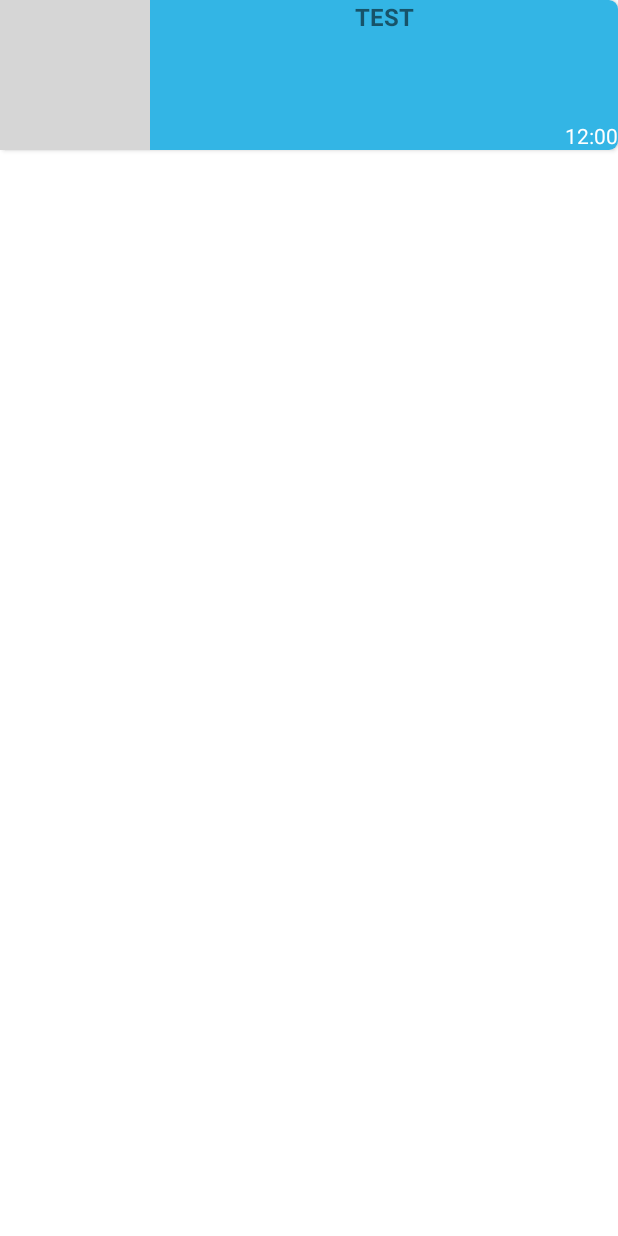
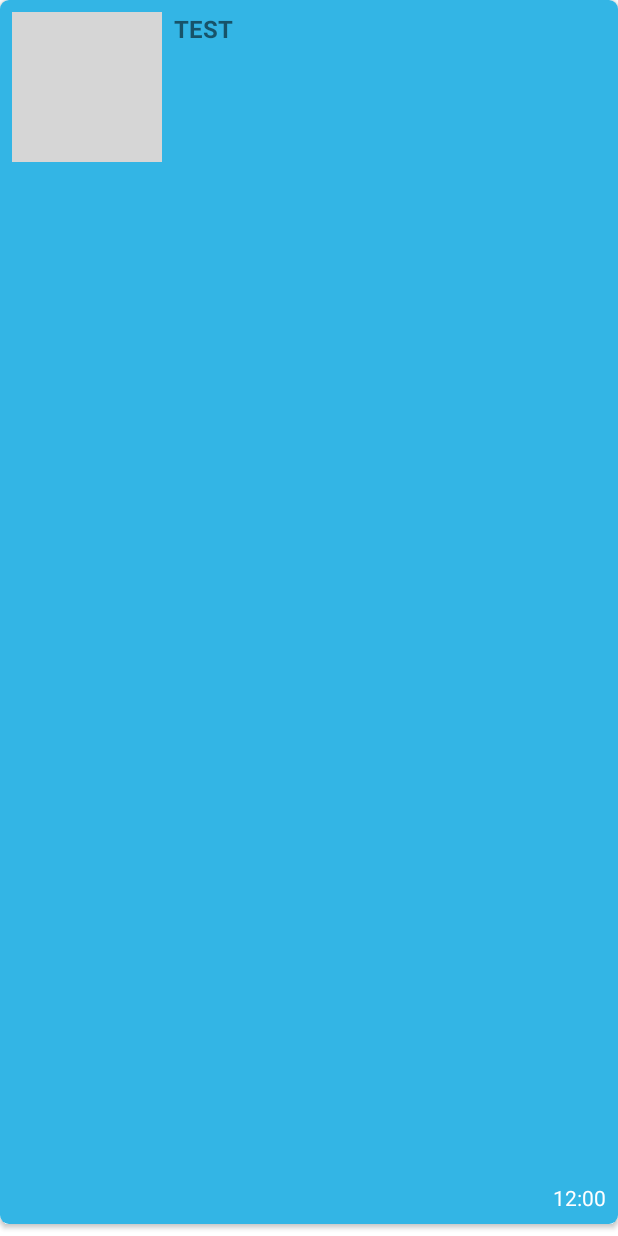
Before and after one commit to lentatyka/LentaRuNewsApp, an Android app: the layout item_news.xml on its own in the app's theme, with its tools: preview values and no code run, on a phone screen of 412 x 824 dp. Run offline under Robolectric (Android 15) with nearby library versions, the phone set to English and light mode, and no system bars; grey boxes are pictures that could not be loaded.

Commit message:
itemView fixed on RelativeLayout

```diff
--- a/app/src/main/res/layout/item_news.xml
+++ b/app/src/main/res/layout/item_news.xml
@@ -13,10 +13,11 @@
         android:layout_height="wrap_content"
         app:cardCornerRadius="6dp"
         android:layout_marginBottom="8dp">
-        <androidx.constraintlayout.widget.ConstraintLayout
+        <RelativeLayout
             android:layout_width="match_parent"
             android:layout_height="match_parent"
-            android:background="@android:color/holo_blue_light">
+            android:background="@android:color/holo_blue_light"
+            android:padding="8dp">
 
             <ImageView
                 android:id="@+id/iv_news_image"
@@ -26,20 +27,20 @@
                 app:error="@{@drawable/ic_error}"
                 app:loading="@{@drawable/ic_loading}"
                 android:contentDescription="@string/news_image"
-                app:layout_constraintStart_toStartOf="parent"
-                app:layout_constraintTop_toTopOf="parent"
+                android:layout_alignParentTop="true"
+                android:layout_alignParentStart="true"
                 tools:srcCompat="@tools:sample/avatars" />
+
             <TextView
                 android:id="@+id/tv_title"
                 android:layout_width="wrap_content"
                 android:layout_height="wrap_content"
+                android:layout_marginStart="8dp"
+                android:layout_toEndOf="@id/iv_news_image"
                 android:text="@{article.title}"
-                android:textAlignment="center"
+                android:textAlignment="inherit"
+                android:textSize="16sp"
                 android:textStyle="bold"
-                android:textSize="16sp"
-                app:layout_constraintEnd_toEndOf="parent"
-                app:layout_constraintStart_toEndOf="@+id/iv_news_image"
-                app:layout_constraintTop_toTopOf="parent"
                 tools:text="TEST" />
 
             <TextView
@@ -50,7 +51,9 @@
                 app:layout_constraintBottom_toBottomOf="parent"
                 app:layout_constraintEnd_toEndOf="parent"
                 android:textColor="@color/white"
+                android:layout_alignParentBottom="true"
+                android:layout_alignParentEnd="true"
                 tools:text="12:00" />
-        </androidx.constraintlayout.widget.ConstraintLayout>
+        </RelativeLayout>
     </androidx.cardview.widget.CardView>
 </layout>
```
